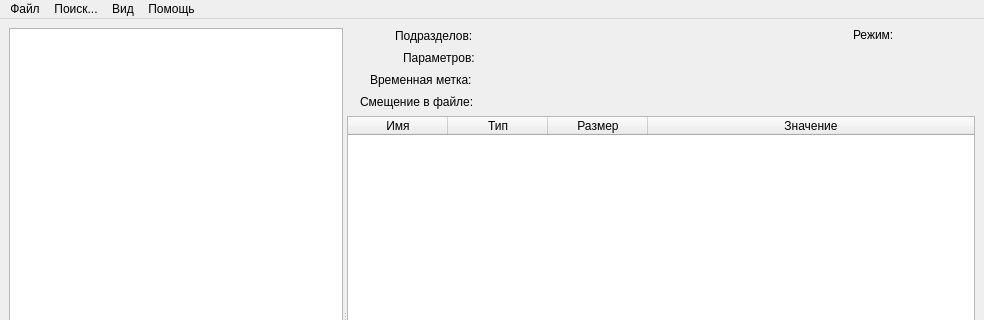
First picture: the form in interface.ui, repository CanisFerox/pruf, before the edit; both pictures show x 0 to 984 and y 0 to 320 of the 984 by 643 pixel window.
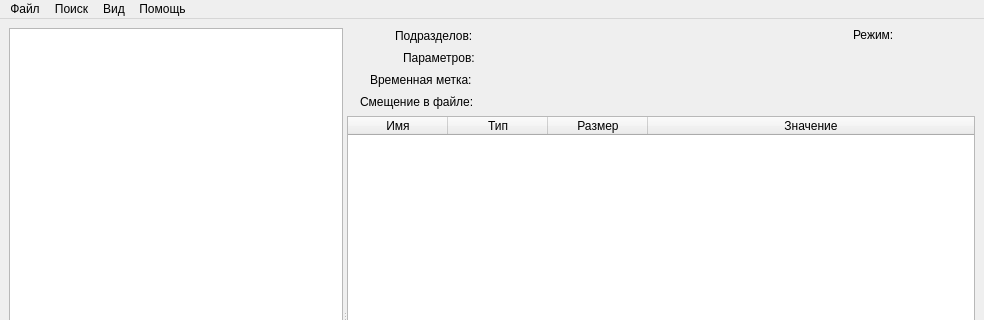
Second picture: the form after the edit.

Diff of the .ui file:
```diff
--- a/interface.ui
+++ b/interface.ui
@@ -434,7 +434,7 @@
    </widget>
    <widget class="QMenu" name="search">
     <property name="title">
-     <string>Поиск...</string>
+     <string>Поиск</string>
     </property>
     <addaction name="search_action"/>
    </widget>
```
Left out of the diff: 13 changed lines with no effect on the pictures.
